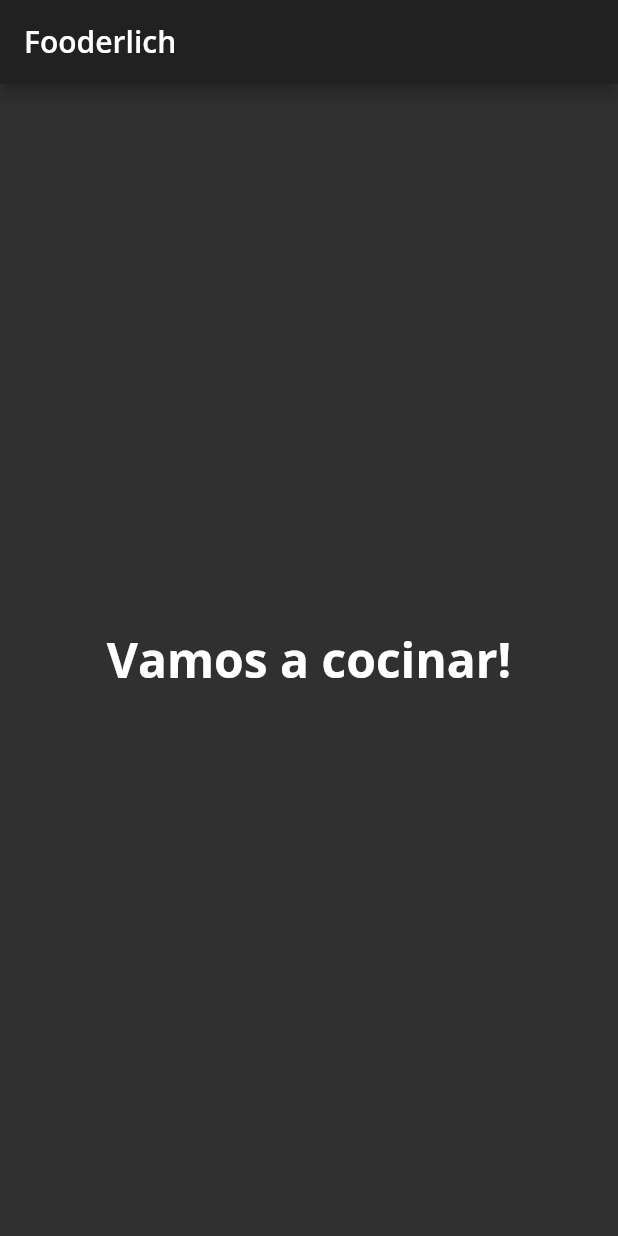
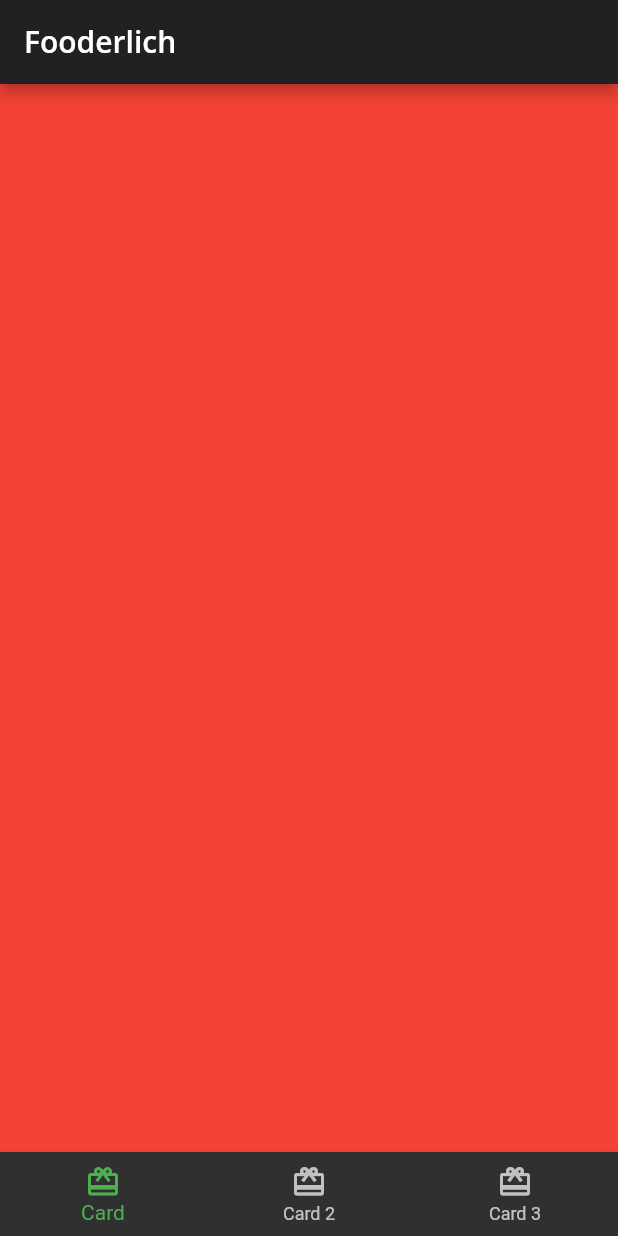
Before and after one commit to alexglzrys/flutter_fooderlich, a Flutter app: the screen it shows after launch, on a phone screen of 412 x 824 dp. Run offline on Flutter 3.47's test engine with Material 2 defaults, Android fonts, the phone set to English and light mode, and no system bars; our stand-ins replace google_fonts.

Commit message:
agregar barra de navegación inferior

```diff
--- /dev/null
+++ b/lib/home.dart
@@ -0,0 +1,66 @@
+import 'package:flutter/material.dart';
+
+// Separar los widgets complejos en archivos independientes, mejora la lectura del código de nuestra aplicación
+class Home extends StatefulWidget {
+  const Home({super.key});
+
+  @override
+  State<Home> createState() => _HomeState();
+}
+
+class _HomeState extends State<Home> {
+  // Definir estado de esta página
+  int _selectedIndex =
+      0; // representa el tab (bottomNavigationBar) actualmente seleccionado
+
+  // Listado de páginas a mostrar dependiendo del elemento seleccionado en la barra inferior de navegación
+  static List<Widget> pages = [
+    Container(color: Colors.red),
+    Container(color: Colors.green),
+    Container(color: Colors.blue)
+  ];
+
+  // método privado (controlador) para conocer que elemento de la barra de navegación inferior ha sido tocado
+  void _onItemTapped(int index) {
+    // Notificar a flutter que el estado de esta pantalla ha cambiado para que lo vuelva a reconstruir y en consecuencia muestre el nuevo contenido (página seleccionada)
+    setState(() {
+      _selectedIndex = index;
+    });
+  }
+
+  @override
+  Widget build(BuildContext context) {
+    // Scaffold es uno de los widget mas usados en Fluuter, que se encarga de definir el diseño y estructura de la aplicación
+    // puede esta compuesto por: BottomSheet, BottomNavigationBar, Drawer, FloatingActionButton, SnackBar para la navegación
+    return Scaffold(
+      appBar: AppBar(
+        title: Text(
+          'Fooderlich',
+          // agregar estilo declarado en el tema a los widgets de la aplicación
+          // Theme.of(context) devuelve el tema más cercano declarado en el árbol de widgets. Si el widget tiene un tema definido, lo devuelve. De lo contrario, devuelve el tema de la aplicación
+          style: Theme.of(context).textTheme.titleLarge,
+        ),
+      ),
+      // Muestra el widget (relacionado por su posicion) para el elemento de la barra de navegación seleccionado
+      body: pages[_selectedIndex],
+      // Agregar barra de navegación inferior
+      bottomNavigationBar: BottomNavigationBar(
+          // Establecer el color cuando un elemento de navegación está seleccionado
+          selectedItemColor:
+              Theme.of(context).textSelectionTheme.selectionColor,
+          // indica a la barra de navegación inferior que elemento o pestaña resaltar
+          currentIndex: _selectedIndex,
+          // llama al método de controlador asociado, que se encarga de actualizar el estado con el índice seleccionado
+          onTap: _onItemTapped,
+          // Elementos de la barra de navegación
+          items: const [
+            BottomNavigationBarItem(
+                icon: Icon(Icons.card_giftcard), label: 'Card'),
+            BottomNavigationBarItem(
+                icon: Icon(Icons.card_giftcard), label: 'Card 2'),
+            BottomNavigationBarItem(
+                icon: Icon(Icons.card_giftcard), label: 'Card 3')
+          ]),
+    );
+  }
+}
--- a/lib/main.dart
+++ b/lib/main.dart
@@ -3,6 +3,7 @@
 import 'package:flutter/material.dart';
 // Importación de archivo de tema
 import 'package:fooderlich/fooderlich_theme.dart';
+import 'package:fooderlich/home.dart';
 
 void main() => runApp(const Fooderlich());
 
@@ -18,22 +19,7 @@ class Fooderlich extends StatelessWidget {
       // Agregar tema personalizado a la aplicación
       theme: theme,
       title: 'Fooderlich',
-      // Scaffold es un widget que se encarga de definir el diseño y estructura de la aplicación
-      home: Scaffold(
-        appBar: AppBar(
-          title: Text(
-            'Fooderlich',
-            // agregar estilo declarado en el tema a los widgets de la aplicación
-            style: theme.textTheme.titleLarge,
-          ),
-        ),
-        body: Center(
-          child: Text(
-            'Vamos a cocinar!',
-            style: theme.textTheme.displayLarge,
-          ),
-        ),
-      ),
+      home: const Home(),
     );
   }
 }
```
